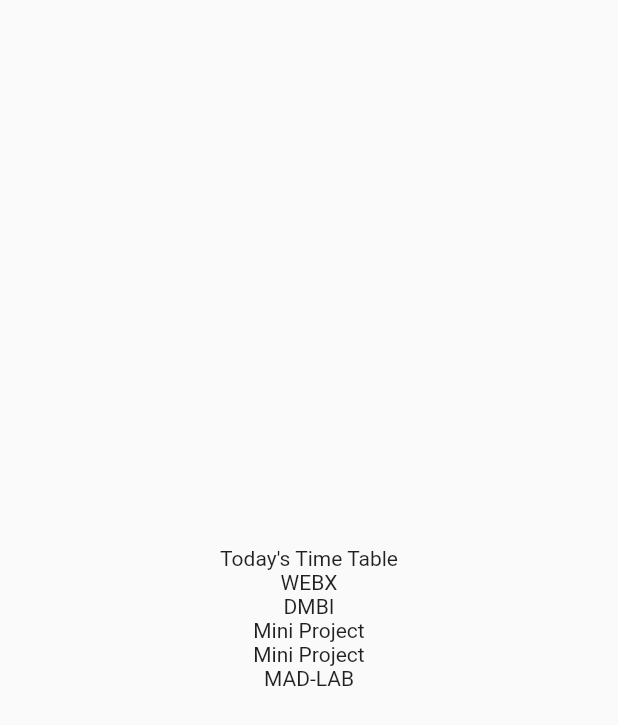
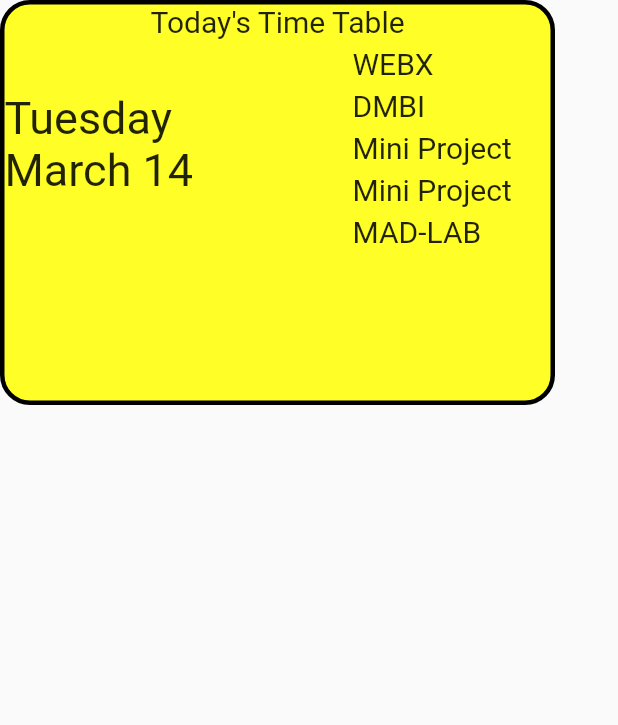
Before and after one commit to SohamDesai1/XIE-IT-HUB, a Flutter app: the TimeTable screen opened directly, on a phone screen of 412 x 824 dp. Shown: the top 725 px of the screen. Run offline on Flutter 3.47's test engine with Material 2 defaults, Android fonts, the phone set to English and light mode, and no system bars.

Commit message:
layout of timetable sorted

```diff
--- a/lib/time_table.dart
+++ b/lib/time_table.dart
@@ -1,6 +1,7 @@
-// ignore_for_file: prefer_const_constructors, prefer_typing_uninitialized_variables
+// ignore_for_file: prefer_const_constructors, prefer_typing_uninitialized_variables,prefer_const_literals_to_create_immutables
 
 import 'package:flutter/material.dart';
+import 'package:intl/intl.dart';
 
 void main() {
   runApp(const MaterialApp(
@@ -55,27 +56,57 @@ class _TimeTableState extends State<TimeTable> {
       getDay();
     });
     return Scaffold(
-        body: Column(
-      mainAxisAlignment: MainAxisAlignment.center,
+      body: Container(
+        width: 370,
+        height: 270,
+        decoration: BoxDecoration(
+          border: Border.all(color: Colors.black, width: 3),
+          borderRadius: BorderRadius.circular(20),
+          color: Color.fromARGB(255, 255, 255, 39),
+        ),
+        child: Column(
           children: [
-        if (isEvening > 16)
-          Center(
-            child: Text("Tommorow's Time Table"),
+            isEvening > 16
+                ? Container(
+                    alignment: Alignment.topCenter,
+                    child: Text(
+                      "Tommorow's Time Table",
+                      style: TextStyle(fontSize: 20),
                     ),
-        if (isEvening < 16)
-          Center(
-            child: Text("Today's Time Table"),
+                  )
+                : Container(
+                    alignment: Alignment.topCenter,
+                    child: Text("Today's Time Table",
+                        style: TextStyle(fontSize: 20)),
                   ),
-        Center(
+            Row(
+              children: [
+                Expanded(
+                  child: Text(
+                    "${DateFormat.EEEE().format(DateTime.now())}\n${DateFormat.MMMMd().format(DateTime.now())}",
+                    style: TextStyle(fontSize: 30),
+                  ),
+                ),
+                Expanded(
                   child: ListView.builder(
                     shrinkWrap: true,
                     itemBuilder: (context, index) {
-              return Center(child: Text(day[index]));
+                      return Padding(
+                        padding: const EdgeInsets.only(left: 50, top: 5),
+                        child: Text(
+                          day[index],
+                          style: TextStyle(fontSize: 20),
+                        ),
+                      );
                     },
                     itemCount: day.length,
                   ),
                 ),
               ],
-    ));
+            ),
+          ],
+        ),
+      ),
+    );
   }
 }
```
Also changed, not shown: lib/home.dart (added, +25 -0 lines), lib/main.dart (+5 -6 lines). Lines whose indentation alone changed are shown as unchanged.
